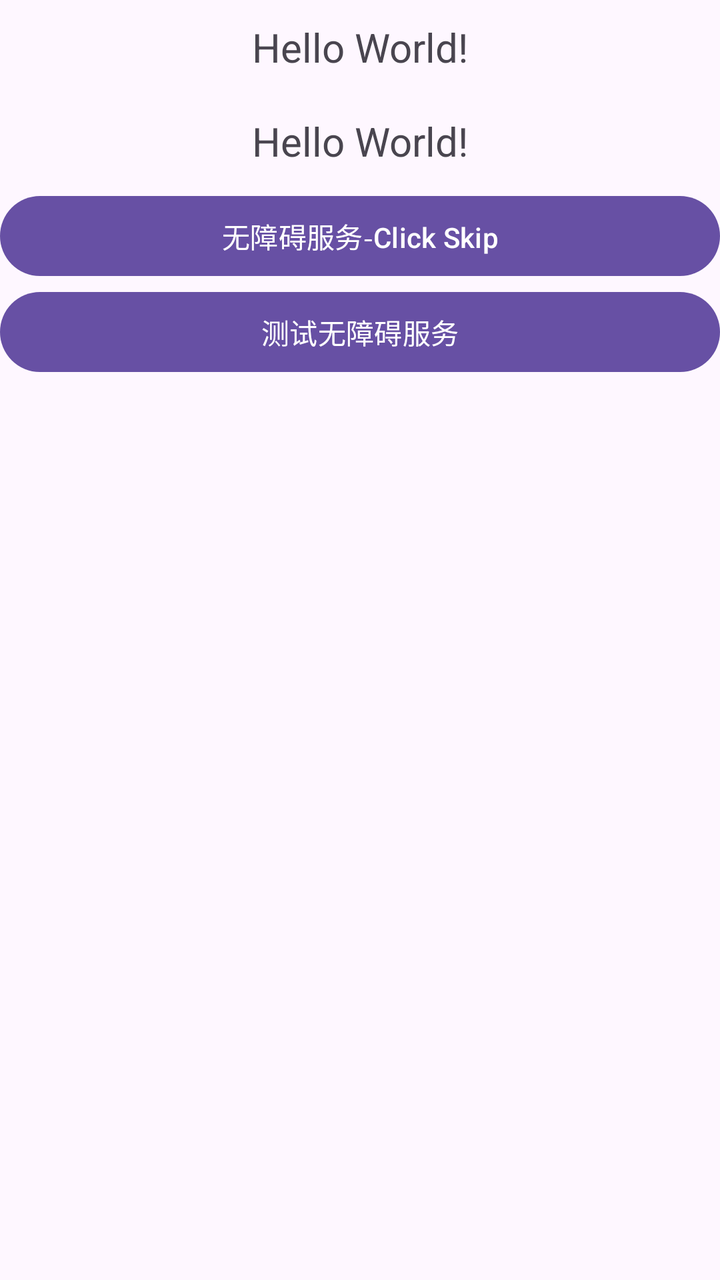
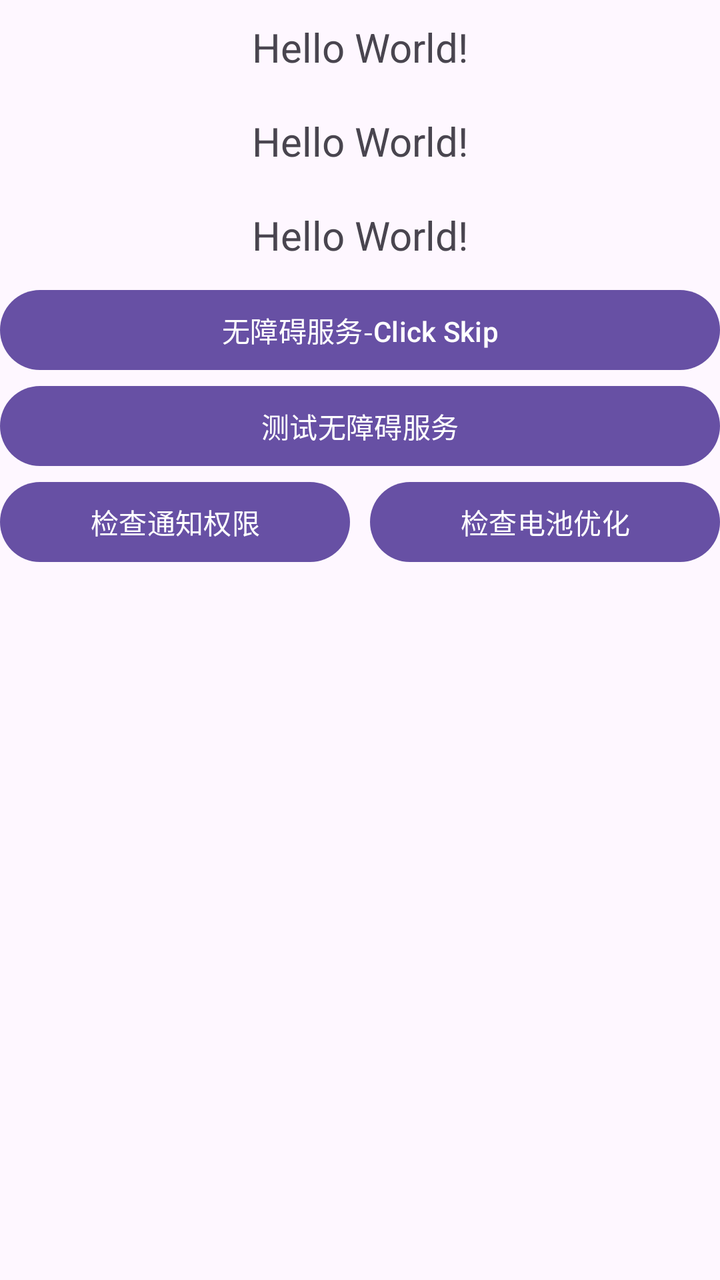

Screens rendered from an Android XML layout before and after an edit, with the pre-edit source and the edit as a unified diff.
<!-- AndroidManifest.xml: application theme Theme.DarcySkipAds -->
<!-- res/layout/activity_main.xml -->
<?xml version="1.0" encoding="utf-8"?>
<androidx.constraintlayout.widget.ConstraintLayout xmlns:android="http://schemas.android.com/apk/res/android"
    xmlns:app="http://schemas.android.com/apk/res-auto"
    xmlns:tools="http://schemas.android.com/tools"
    android:id="@+id/main"
    android:layout_width="match_parent"
    android:layout_height="match_parent"
    tools:context=".MainActivity">

    <LinearLayout
        android:layout_width="match_parent"
        android:layout_height="wrap_content"
        android:orientation="vertical"
        app:layout_constraintTop_toTopOf="parent">

        <TextView
            android:id="@+id/tvInfo"
            android:layout_width="match_parent"
            android:layout_height="wrap_content"
            android:gravity="center"
            android:paddingTop="10dp"
            android:paddingBottom="10dp"
            android:text="Hello World!"
            android:textSize="20sp" />

        <TextView
            android:id="@+id/tvInfoBattery"
            android:layout_width="match_parent"
            android:layout_height="wrap_content"
            android:gravity="center"
            android:paddingTop="10dp"
            android:paddingBottom="10dp"
            android:text="Hello World!"
            android:textSize="20sp" />

        <Button
            android:id="@+id/openAccessibility"
            android:layout_width="match_parent"
            android:layout_height="wrap_content"
            android:text="无障碍服务-Click Skip" />

        <Button
            android:id="@+id/testAccessibility"
            android:layout_width="match_parent"
            android:layout_height="wrap_content"
            android:text="测试无障碍服务" />
    </LinearLayout>

</androidx.constraintlayout.widget.ConstraintLayout>
<!-- resources referenced by this layout -->
<resources>
  <style name="Theme.DarcySkipAds" parent="Base.Theme.DarcySkipAds" />
  <style name="Base.Theme.DarcySkipAds" parent="Theme.Material3.DayNight.NoActionBar">
          
          
      </style>
</resources>

<!-- the commit's change to res/layout/activity_main.xml (unified diff, before → after) -->
@@ -8,6 +8,7 @@
     tools:context=".MainActivity">
 
     <LinearLayout
+        android:id="@+id/setting"
         android:layout_width="match_parent"
         android:layout_height="wrap_content"
         android:orientation="vertical"
@@ -15,6 +16,16 @@
 
         <TextView
             android:id="@+id/tvInfo"
+            android:layout_width="match_parent"
+            android:layout_height="wrap_content"
+            android:gravity="center"
+            android:paddingTop="10dp"
+            android:paddingBottom="10dp"
+            android:text="Hello World!"
+            android:textSize="20sp" />
+
+        <TextView
+            android:id="@+id/tvInfoNotification"
             android:layout_width="match_parent"
             android:layout_height="wrap_content"
             android:gravity="center"
@@ -46,4 +57,24 @@
             android:text="测试无障碍服务" />
     </LinearLayout>
 
+    <Button
+        android:id="@+id/btnNotification"
+        android:layout_width="0dp"
+        android:layout_height="wrap_content"
+        android:layout_marginEnd="5dp"
+        android:text="检查通知权限"
+        app:layout_constraintEnd_toStartOf="@+id/btnBattery"
+        app:layout_constraintStart_toStartOf="parent"
+        app:layout_constraintTop_toBottomOf="@+id/setting" />
+
+    <Button
+        android:id="@+id/btnBattery"
+        android:layout_width="0dp"
+        android:layout_height="wrap_content"
+        android:layout_marginStart="5dp"
+        android:text="检查电池优化"
+        app:layout_constraintEnd_toEndOf="parent"
+        app:layout_constraintStart_toEndOf="@+id/btnNotification"
+        app:layout_constraintTop_toTopOf="@+id/btnNotification" />
+
 </androidx.constraintlayout.widget.ConstraintLayout>
